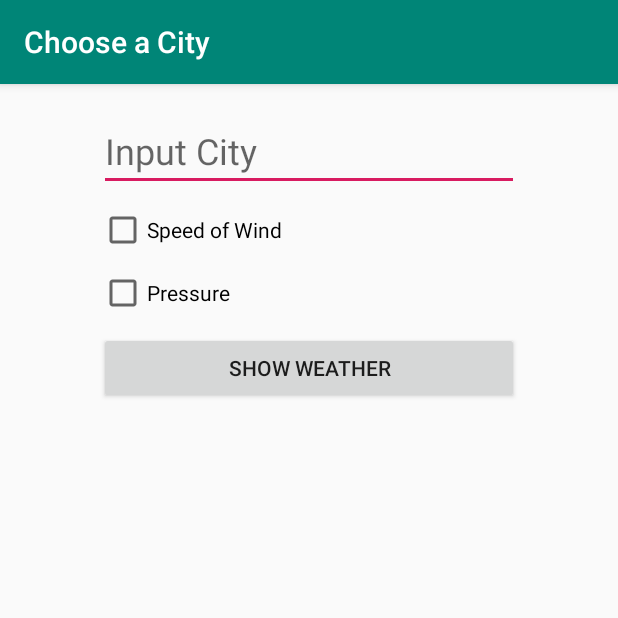
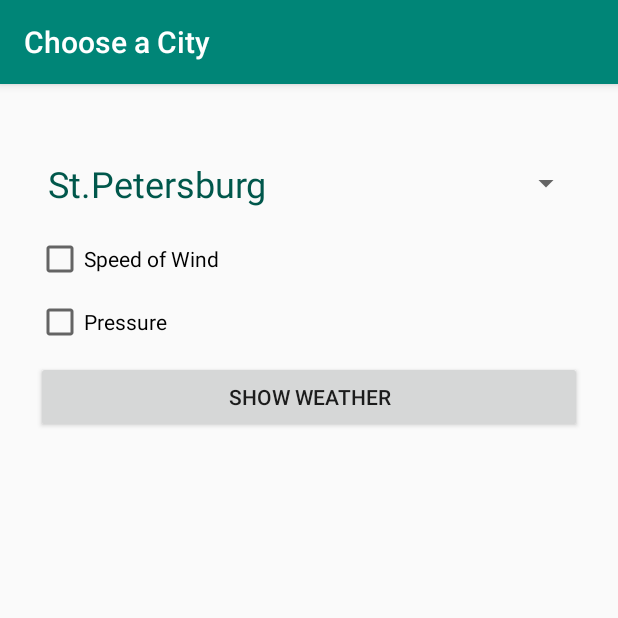
Before and after one commit to bartex12/Android_1, an Android app: the screen it shows after launch (ChooseActivity), on a phone screen of 412 x 824 dp, the top half of it. Run offline under Robolectric (Android 15) with nearby library versions, the phone set to English and light mode, and no system bars.

Commit message:
исправил ошибки урока2 сделал спиннер

```diff
--- a/app/src/main/java/com/geekbrains/a1l1_helloworld/ChooseActivity.java
+++ b/app/src/main/java/com/geekbrains/a1l1_helloworld/ChooseActivity.java
@@ -4,82 +4,81 @@ import android.content.Intent;
 import android.os.Bundle;
 import android.util.Log;
 import android.view.View;
+import android.widget.AdapterView;
+import android.widget.ArrayAdapter;
 import android.widget.Button;
 import android.widget.CheckBox;
-import android.widget.EditText;
-import android.widget.Toast;
+import android.widget.Spinner;
 
 import androidx.appcompat.app.AppCompatActivity;
 
 public class ChooseActivity extends AppCompatActivity {
 
-    EditText editTextCity;
-    Button buttonShow;
-    CheckBox checkBoxWind;
-    CheckBox checkBoxPressure;
+    static String TAG = "33333";
 
-    String city = "";
+    private ArrayAdapter<String> adapterSpinner = null;
+    private Button buttonShow;
+    private CheckBox checkBoxWind;
+    private CheckBox checkBoxPressure;
+
+    private Spinner spinnerTowns;
+    private String city = "";
+    private String[] towns =null;
 
     static String CITY = "CITY";
     static String WIND = "WIND";
     static String PRESSURE = "PRESSURE";
 
-    static String TOWN = "TOWN";
-    static String TAG = "33333";
-
     @Override
     protected void onCreate(Bundle savedInstanceState) {
         super.onCreate(savedInstanceState);
         setContentView(R.layout.activity_choose);
+
         init();
         showCityWhether();
     }
 
-    //Если есть id, сохранение происходит автоматически
-//    @Override
-//    protected void onSaveInstanceState(@NonNull Bundle outState) {
-//        super.onSaveInstanceState(outState);
-//        city = editTextCity.getText().toString();
-//        outState.putString(TOWN,city);
-//        Log.d(TAG, "onSaveInstanceState city = "  + city);
-//    }
-//
-//    @Override
-//    protected void onRestoreInstanceState(@NonNull Bundle savedInstanceState) {
-//        super.onRestoreInstanceState(savedInstanceState);
-//        String str = savedInstanceState.getString(TOWN);
-//        editTextCity.setText(str);
-//        Log.d(TAG, "onRestoreInstanceState str = "  + str);
-//    }
-
     private void init(){
-        editTextCity = findViewById(R.id.editTextCity);
         buttonShow =  findViewById(R.id.buttonShow);
         checkBoxWind = findViewById(R.id.checkBoxWind);
         checkBoxPressure = findViewById(R.id.checkBoxPressure);
+        towns = getResources().getStringArray(R.array.towns); //получаем массив из ресурсов
+        adapterSpinner = new ArrayAdapter<>(this,
+                R.layout.spinner_item, towns); //ставим адаптер со своим лейаутом
+        adapterSpinner.setDropDownViewResource(android.R.layout.simple_spinner_dropdown_item);
+        spinnerTowns = findViewById(R.id.spinnerTowns);
+        spinnerTowns.setAdapter(adapterSpinner); //подключанм адаптер к списку
+        spinnerTowns.setSelection(1); //показываем вторую позицию
     }
 
     private void showCityWhether(){
+
+        spinnerTowns.setOnItemSelectedListener(new AdapterView.OnItemSelectedListener() {
+            @Override
+            public void onItemSelected(AdapterView<?> parent, View view, int position, long id) {
+                //так можно получить город через адаптер
+                String str = parent.getItemAtPosition(position).toString();
+                Log.d(TAG, "showCityWhether Город " + str);
+            }
+            @Override
+            public void onNothingSelected(AdapterView<?> parent) {
+
+            }
+        });
+
         buttonShow.setOnClickListener(new View.OnClickListener() {
             @Override
             public void onClick(View v) {
-                city = editTextCity.getText().toString();
+                //так можно получить город через спиннер
+                city =  spinnerTowns.getSelectedItem().toString();
                 boolean isWind = checkBoxWind.isChecked();
                 boolean isPressure = checkBoxPressure.isChecked();
 
-                if (city.isEmpty()){
-                    Log.d(TAG, "showCityWhether city.isEmpty");
-                    Toast.makeText(ChooseActivity.this, "Введите название города",
-                            Toast.LENGTH_LONG).show();
-                }else {
                     Intent intent = new Intent(ChooseActivity.this, ShowActivity.class);
                     intent.putExtra(CITY, city);
                     intent.putExtra(WIND, isWind);
                     intent.putExtra(PRESSURE, isPressure);
                     startActivity(intent);
-                }
-
-
             }
         });
     }
--- a/app/src/main/java/com/geekbrains/a1l1_helloworld/PressureBuilder.java
+++ b/app/src/main/java/com/geekbrains/a1l1_helloworld/PressureBuilder.java
@@ -4,7 +4,7 @@ import android.content.Context;
 
 import java.util.Random;
 
-public class PressureBuilder {
+class PressureBuilder {
 
     String getPressure(Context context){
         Random random = new Random();
--- a/app/src/main/java/com/geekbrains/a1l1_helloworld/TempBuilder.java
+++ b/app/src/main/java/com/geekbrains/a1l1_helloworld/TempBuilder.java
@@ -4,10 +4,7 @@ import android.content.Context;
 
 import java.util.Random;
 
-public class TempBuilder {
-
-
-    private static final String TAG = "33333";
+class TempBuilder {
 
     String getTemperature(Context context){
         Random random = new Random();
--- a/app/src/main/java/com/geekbrains/a1l1_helloworld/WhetherBuilder.java
+++ b/app/src/main/java/com/geekbrains/a1l1_helloworld/WhetherBuilder.java
@@ -4,16 +4,14 @@ import android.content.Context;
 
 import java.util.Random;
 
-public class WhetherBuilder {
-
-    private static final String TAG = "33333";
+class WhetherBuilder {
 
     String getWhether(Context context){
         String result;
         Random random = new Random();
         int rnd = random.nextInt(4);
         if (rnd == 0)result =  context.getString(R.string.Sun);
-        else if (rnd == 1)result =  context.getString(R.string.var_clauds);
+        else if (rnd == 1)result =  context.getString(R.string.var_clouds);
         else if (rnd == 2)result =  context.getString(R.string.little_rain);
         else if (rnd == 3)result =  context.getString(R.string.rain);
         else result =  context.getString(R.string.boom);
--- a/app/src/main/res/layout-land/activity_main.xml
+++ b/app/src/main/res/layout-land/activity_main.xml
@@ -15,8 +15,7 @@
             android:id="@+id/textViewCity"
             android:layout_width="wrap_content"
             android:layout_height="wrap_content"
-            android:layout_gravity="start"
-            android:layout_marginStart="24dp"
+            android:layout_gravity="center_horizontal"
             android:layout_marginTop="24dp"
             android:text="@string/city"
             android:textColor="@color/colorAccent"
--- a/app/src/main/res/layout/activity_choose.xml
+++ b/app/src/main/res/layout/activity_choose.xml
@@ -7,28 +7,24 @@
     tools:context=".ChooseActivity">
 
     <LinearLayout
-        android:layout_width="wrap_content"
-        android:layout_height="match_parent"
-        android:layout_marginStart="8dp"
+        android:layout_width="0dp"
+        android:layout_height="wrap_content"
+        android:layout_marginStart="24dp"
         android:layout_marginTop="8dp"
-        android:layout_marginEnd="8dp"
+        android:layout_marginEnd="24dp"
         android:layout_marginBottom="8dp"
         android:orientation="vertical"
         app:layout_constraintBottom_toBottomOf="parent"
         app:layout_constraintEnd_toEndOf="parent"
         app:layout_constraintStart_toStartOf="parent"
-        app:layout_constraintTop_toTopOf="parent">
+        app:layout_constraintTop_toTopOf="parent"
+        app:layout_constraintVertical_bias="0.060000002">
 
-        <EditText
-            android:id="@+id/editTextCity"
+        <Spinner
+            android:id="@+id/spinnerTowns"
             android:layout_width="match_parent"
             android:layout_height="wrap_content"
-            android:layout_gravity="center_horizontal"
-            android:layout_marginTop="10dp"
-            android:ems="10"
-            android:hint="@string/ChooseCity"
-            android:inputType="textPersonName"
-            android:textSize="24sp" />
+            android:entries="@array/towns" />
 
         <CheckBox
             android:id="@+id/checkBoxWind"
@@ -48,7 +44,9 @@
             android:id="@+id/buttonShow"
             android:layout_width="match_parent"
             android:layout_height="wrap_content"
+            android:layout_gravity="center_horizontal"
             android:layout_marginTop="10dp"
             android:text="@string/ShowWeather" />
+
     </LinearLayout>
 </androidx.constraintlayout.widget.ConstraintLayout>
--- /dev/null
+++ b/app/src/main/res/layout/spinner_item.xml
@@ -0,0 +1,9 @@
+<?xml version="1.0" encoding="utf-8"?>
+
+<TextView xmlns:android="http://schemas.android.com/apk/res/android"
+    android:layout_width="match_parent"
+    android:layout_height="wrap_content"
+    android:gravity="start"
+    android:padding="8dip"
+    android:textColor="@color/colorPrimaryDark"
+    android:textSize="24sp" />
--- a/app/src/main/res/values/strings.xml
+++ b/app/src/main/res/values/strings.xml
@@ -22,6 +22,21 @@
     <string name="press">Pressure</string>
     <string name="rain">Rain</string>
     <string name="temper">Temperature +</string>
-    <string name="var_clauds">Partly cloudy</string>
+    <string name="var_clouds">Partly cloudy</string>
     <string name="windSpeed">Wind speed</string>
+    <string name="ChooseTown">Choose Town</string>
+
+    <string-array name="towns">
+        <item>Moscow</item>
+        <item>St.Petersburg</item>
+        <item>Novosibirsk</item>
+        <item>Yekaterinburg</item>
+        <item>Nizhniy Novgorod</item>
+        <item>Qazan</item>
+        <item>Chelyabinsk</item>
+        <item>Omsk</item>
+        <item>Samara</item>
+        <item>Rostov-on-Don</item>
+    </string-array>
+
 </resources>
```
Also changed, not shown: 1 other file.
